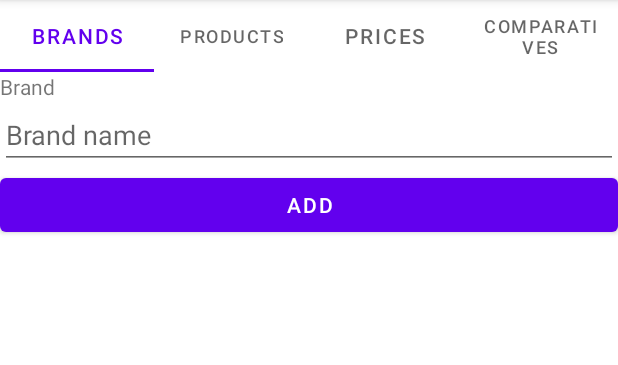
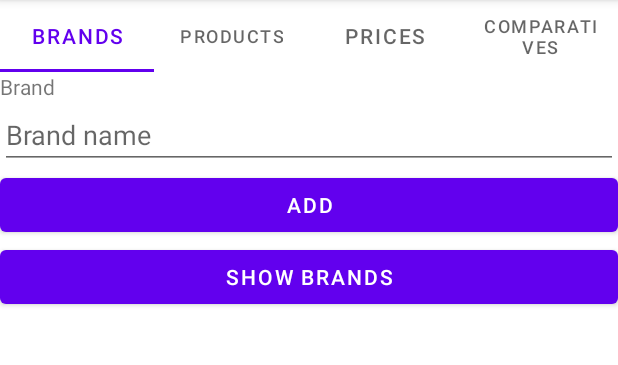
Before and after one commit to Josuepma/PM_Equipo_04, an Android app: the screen it shows after launch (MainActivity), on a phone screen of 412 x 824 dp, the part 84-449 px from its top. Run offline under Robolectric (Android 15) with nearby library versions, the phone set to English and light mode, and no system bars.

Commit message:
dialog to show all items

```diff
--- a/app/src/main/res/layout/dialog_list_brand.xml
+++ b/app/src/main/res/layout/dialog_list_brand.xml
@@ -7,6 +7,6 @@
     <ListView
         android:layout_width="match_parent"
         android:layout_height="match_parent"
-        android:id="@+id/lv_product_brand"/>
+        android:id="@+id/lv_brand"/>
 
 </LinearLayout>
--- a/app/src/main/res/layout/fragment_brand.xml
+++ b/app/src/main/res/layout/fragment_brand.xml
@@ -28,6 +28,12 @@
             android:id="@+id/Brand_button"
             android:text="Add"/>
 
+        <Button
+            android:layout_width="match_parent"
+            android:layout_height="wrap_content"
+            android:id="@+id/Brand_button_list"
+            android:text="Show brands"/>
+
 
     </LinearLayout>
 
```
